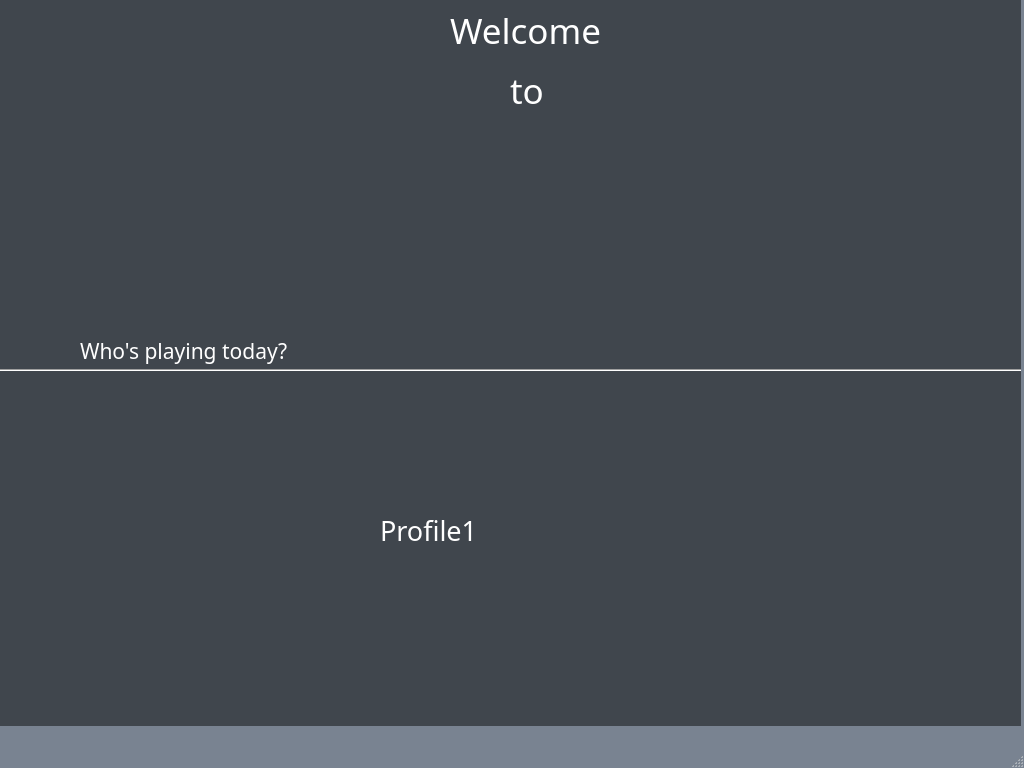
GesturePlay/qt-deep-hand-controller, file app.ui: the form before one commit.
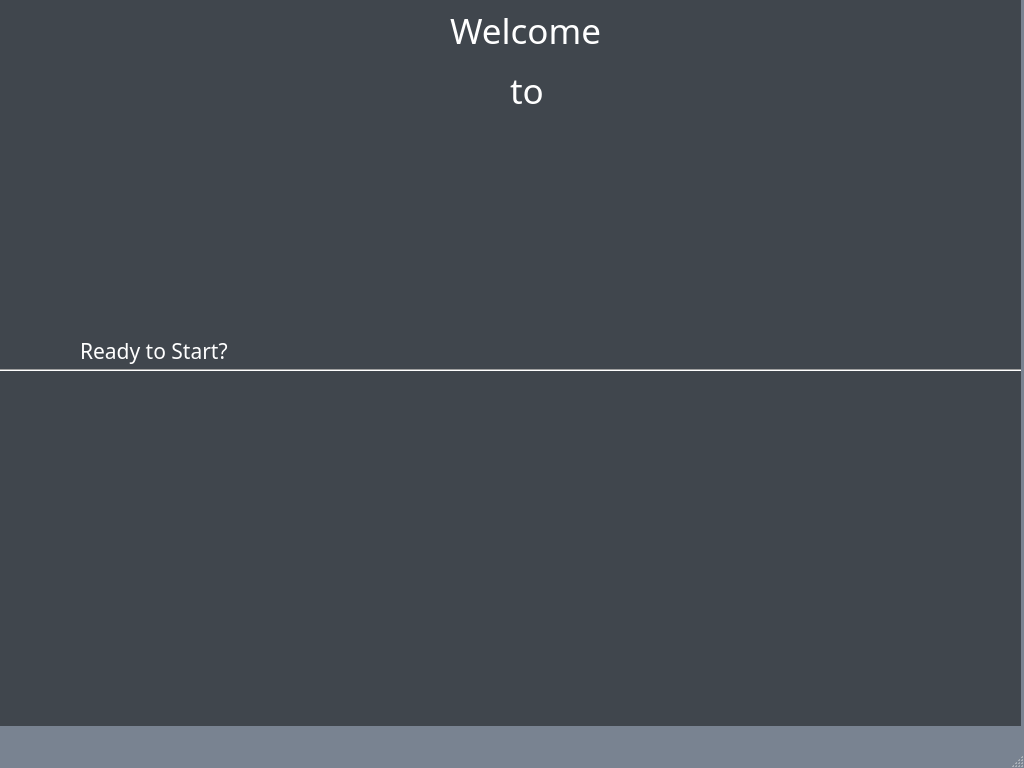
The form after the commit. The open tabs and pages were chosen to show the change. Icons and pictures are not drawn.

```diff
--- a/app.ui
+++ b/app.ui
@@ -239,149 +239,6 @@
        <enum>Qt::Horizontal</enum>
       </property>
      </widget>
-     <widget class="QLabel" name="label_6">
-      <property name="geometry">
-       <rect>
-        <x>380</x>
-        <y>510</y>
-        <width>111</width>
-        <height>41</height>
-       </rect>
-      </property>
-      <property name="palette">
-       <palette>
-        <active>
-         <colorrole role="WindowText">
-          <brush brushstyle="SolidPattern">
-           <color alpha="255">
-            <red>255</red>
-            <green>255</green>
-            <blue>255</blue>
-           </color>
-          </brush>
-         </colorrole>
-         <colorrole role="Text">
-          <brush brushstyle="SolidPattern">
-           <color alpha="255">
-            <red>255</red>
-            <green>255</green>
-            <blue>255</blue>
-           </color>
-          </brush>
-         </colorrole>
-         <colorrole role="ButtonText">
-          <brush brushstyle="SolidPattern">
-           <color alpha="255">
-            <red>255</red>
-            <green>255</green>
-            <blue>255</blue>
-           </color>
-          </brush>
-         </colorrole>
-         <colorrole role="PlaceholderText">
-          <brush brushstyle="SolidPattern">
-           <color alpha="128">
-            <red>255</red>
-            <green>255</green>
-            <blue>255</blue>
-           </color>
-          </brush>
-         </colorrole>
-        </active>
-        <inactive>
-         <colorrole role="WindowText">
-          <brush brushstyle="SolidPattern">
-           <color alpha="255">
-            <red>255</red>
-            <green>255</green>
-            <blue>255</blue>
-           </color>
-          </brush>
-         </colorrole>
-         <colorrole role="Text">
-          <brush brushstyle="SolidPattern">
-           <color alpha="255">
-            <red>255</red>
-            <green>255</green>
-            <blue>255</blue>
-           </color>
-          </brush>
-         </colorrole>
-         <colorrole role="ButtonText">
-          <brush brushstyle="SolidPattern">
-           <color alpha="255">
-            <red>255</red>
-            <green>255</green>
-            <blue>255</blue>
-           </color>
-          </brush>
-         </colorrole>
-         <colorrole role="PlaceholderText">
-          <brush brushstyle="SolidPattern">
-           <color alpha="128">
-            <red>255</red>
-            <green>255</green>
-            <blue>255</blue>
-           </color>
-          </brush>
-         </colorrole>
-        </inactive>
-        <disabled>
-         <colorrole role="WindowText">
-          <brush brushstyle="SolidPattern">
-           <color alpha="255">
-            <red>255</red>
-            <green>255</green>
-            <blue>255</blue>
-           </color>
-          </brush>
-         </colorrole>
-         <colorrole role="Text">
-          <brush brushstyle="SolidPattern">
-           <color alpha="255">
-            <red>255</red>
-            <green>255</green>
-            <blue>255</blue>
-           </color>
-          </brush>
-         </colorrole>
-         <colorrole role="ButtonText">
-          <brush brushstyle="SolidPattern">
-           <color alpha="255">
-            <red>255</red>
-            <green>255</green>
-            <blue>255</blue>
-           </color>
-          </brush>
-         </colorrole>
-         <colorrole role="PlaceholderText">
-          <brush brushstyle="SolidPattern">
-           <color alpha="128">
-            <red>255</red>
-            <green>255</green>
-            <blue>255</blue>
-           </color>
-          </brush>
-         </colorrole>
-        </disabled>
-       </palette>
-      </property>
-      <property name="font">
-       <font>
-        <family>Eras Demi ITC</family>
-        <pointsize>20</pointsize>
-       </font>
-      </property>
-      <property name="styleSheet">
-       <string notr="true">color: rgb(255, 255, 255);</string>
-      </property>
-      <property name="text">
-       <string>Profile1</string>
-      </property>
-      <property name="scaledContents">
-       <bool>true</bool>
-      </property>
-     </widget>
      <widget class="QLabel" name="label_7">
       <property name="geometry">
        <rect>
@@ -519,7 +376,7 @@
        <string notr="true">color: rgb(255, 255, 255);</string>
       </property>
       <property name="text">
-       <string>Who's playing today?</string>
+       <string>Ready to Start?</string>
       </property>
       <property name="scaledContents">
        <bool>true</bool>
@@ -821,10 +678,10 @@
      <widget class="QPushButton" name="Profile1">
       <property name="geometry">
        <rect>
-        <x>370</x>
-        <y>390</y>
-        <width>111</width>
-        <height>121</height>
+        <x>420</x>
+        <y>440</y>
+        <width>211</width>
+        <height>71</height>
        </rect>
       </property>
       <property name="cursor">
@@ -849,8 +706,8 @@
       </property>
       <property name="iconSize">
        <size>
-        <width>100</width>
-        <height>100</height>
+        <width>300</width>
+        <height>150</height>
        </size>
       </property>
      </widget>
```
Left out of the diff: 178 changed lines with no effect on the pictures.
